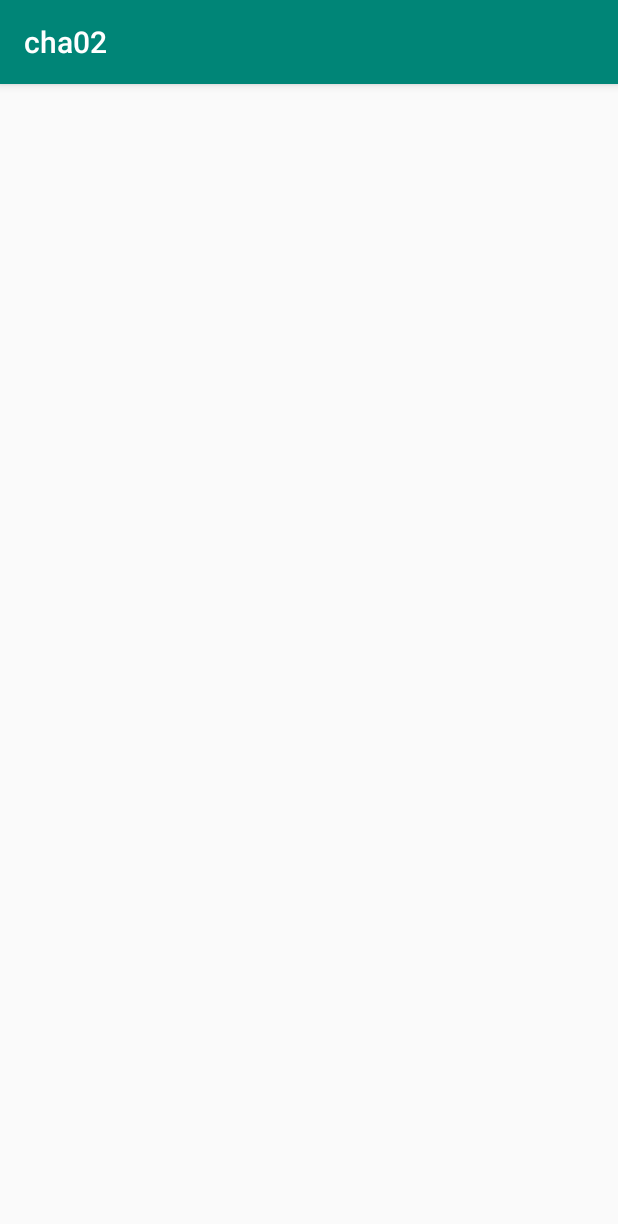
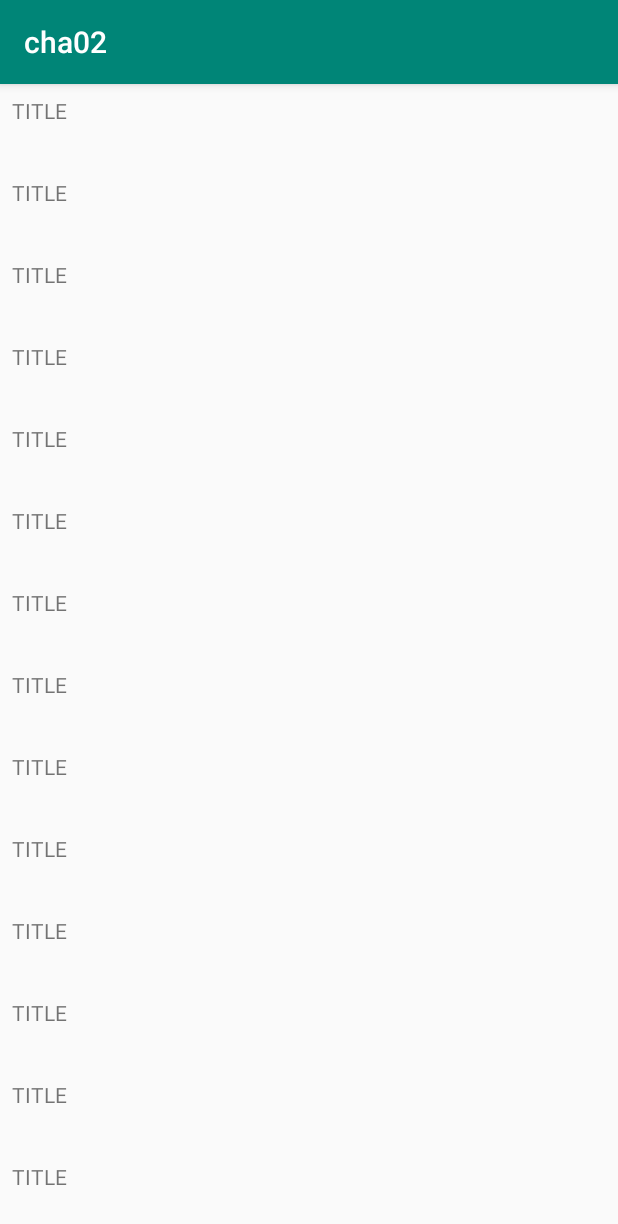
Before and after one commit to RecluseEl/Android-cha02, an Android app: the screen it shows after launch (CrimeListActivity), on a phone screen of 412 x 824 dp. Shown: the top 1224 px of the screen. Run offline under Robolectric (Android 15) with nearby library versions, the phone set to English and light mode, and no system bars.

Commit message:
1.RecycleView demo 2.ListRow is a util class,the program also can run without this class

```diff
--- a/app/src/main/AndroidManifest.xml
+++ b/app/src/main/AndroidManifest.xml
@@ -1,6 +1,6 @@
 <?xml version="1.0" encoding="utf-8"?>
 <manifest xmlns:android="http://schemas.android.com/apk/res/android"
-    package="com.recluse.cha2" >
+    package="com.recluse.cha2">
 
     <application
         android:allowBackup="true"
@@ -8,15 +8,19 @@
         android:label="@string/app_name"
         android:roundIcon="@mipmap/ic_launcher_round"
         android:supportsRtl="true"
-        android:theme="@style/AppTheme" >
-        <activity android:name=".CrimeListActivity" >
+        android:theme="@style/AppTheme">
+        <meta-data
+            android:name="com.google.android.actions"
+            android:resource="@xml/actions" />
+
+        <activity android:name=".CrimeListActivity">
             <intent-filter>
                 <action android:name="android.intent.action.MAIN" />
 
                 <category android:name="android.intent.category.LAUNCHER" />
             </intent-filter>
         </activity>
-        <activity android:name=".CrimeActivity"></activity>
+        <activity android:name=".CrimeActivity" />
     </application>
 
 </manifest>
--- a/app/src/main/java/com/recluse/cha2/CrimeListFragment.java
+++ b/app/src/main/java/com/recluse/cha2/CrimeListFragment.java
@@ -1,7 +1,75 @@
 package com.recluse.cha2;
 
+import android.os.Bundle;
+import android.support.annotation.NonNull;
+import android.support.annotation.Nullable;
 import android.support.v4.app.Fragment;
+import android.support.v7.widget.LinearLayoutManager;
+import android.support.v7.widget.RecyclerView;
+import android.view.LayoutInflater;
+import android.view.View;
+import android.view.ViewGroup;
 
+import java.util.List;
+
+/*
+* Recycler View 的主容器
+*
+* */
 public class CrimeListFragment extends  Fragment{
+    private RecyclerView mCrimeRecyclerView;
+    private CrimeAdapter mAdapter;
+
+    @Override
+    public View onCreateView(@NonNull LayoutInflater inflater, @Nullable ViewGroup container, @Nullable Bundle savedInstanceState) {
+        View view=inflater.inflate(R.layout.fragment_crime_list,container,false);
+        mCrimeRecyclerView =(RecyclerView)view.findViewById(R.id.crime_recyclcler_view);
+        updateUI();
+        //若没有LayoutManager的支持，RecyclerView会无法工作，崩溃。LayoutManager摆放列表项和滚动
+        //把RecyclerView 交给LayoutManager
+        mCrimeRecyclerView.setLayoutManager(new LinearLayoutManager(getActivity()));
+        return view;
+    }
+    private void updateUI() {
+        CrimeLab crimeLab=CrimeLab.get(getActivity());
+        List<Crime> crimes=crimeLab.getCrimes();
+        mAdapter=new CrimeAdapter(crimes);
+        mCrimeRecyclerView.setAdapter(mAdapter);
+    }
+
+    /*
+    * 内部类，列表项
+    * */
+    private class CrimeHolder extends RecyclerView.ViewHolder{
+        public CrimeHolder(LayoutInflater inflater,ViewGroup parent) {
+            super(inflater.inflate(R.layout.list_item_crime,parent,false));
+        }
+    }
+
+    private class CrimeAdapter extends RecyclerView.Adapter<CrimeHolder>
+    {
+        private List<Crime> mCrimes;
+
+        public CrimeAdapter(List<Crime> crimes)
+        {
+            mCrimes=crimes;
+        }
+        @NonNull
+        @Override
+        public CrimeHolder onCreateViewHolder(@NonNull ViewGroup viewGroup, int i) {
+            LayoutInflater layoutInflater=LayoutInflater.from(getActivity());
+            return new CrimeHolder(layoutInflater,viewGroup);
+        }
+
+        @Override
+        public void onBindViewHolder(@NonNull CrimeHolder crimeHolder, int i) {
+
+        }
+
+        @Override
+        public int getItemCount() {
+            return mCrimes.size();
+        }
+    }
 
 }
--- a/app/src/main/java/com/recluse/cha2/ListRow.java
+++ b/app/src/main/java/com/recluse/cha2/ListRow.java
@@ -4,18 +4,21 @@ import android.support.v7.widget.RecyclerView;
 import android.view.View;
 import android.widget.ImageView;
 /*
-* ViewHolder的工具类，用于容纳View视图
+* ViewHolder的工具类，用于容纳View视图ad
 *
 *
 * */
+public class ListRow{}
+/*
 public class ListRow extends RecyclerView.ViewHolder{
     public ImageView mThumbnail;
 
     public ListRow(View view) {
         super(view);
-        mThumbnail=(ImageView)view.findViewById(R.id.thumbnail);
+        mThumbnail=(ImageView)view.findViewById(R.id.th);
 
 
     }
 
 }
+*/
--- /dev/null
+++ b/app/src/main/res/layout/fragment_crime_list.xml
@@ -0,0 +1,8 @@
+<?xml version="1.0" encoding="utf-8"?>
+<android.support.v7.widget.RecyclerView
+    xmlns:android="http://schemas.android.com/apk/res/android"
+    android:layout_width="match_parent"
+    android:layout_height="match_parent"
+    android:id="@+id/crime_recyclcler_view">
+
+</android.support.v7.widget.RecyclerView>
--- /dev/null
+++ b/app/src/main/res/layout/list_item_crime.xml
@@ -0,0 +1,18 @@
+<?xml version="1.0" encoding="utf-8"?>
+<LinearLayout xmlns:android="http://schemas.android.com/apk/res/android"
+    android:layout_width="match_parent"
+    android:layout_height="wrap_content"
+    android:padding="8dp"
+    android:orientation="vertical">
+    <TextView
+        android:layout_width="match_parent"
+        android:layout_height="wrap_content"
+        android:id="@+id/crime_title"
+        android:text="TITLE"
+        ></TextView>
+    <TextView
+        android:layout_width="match_parent"
+        android:layout_height="wrap_content"
+        android:id="@+id/crime_date"></TextView>
+
+</LinearLayout>
```
